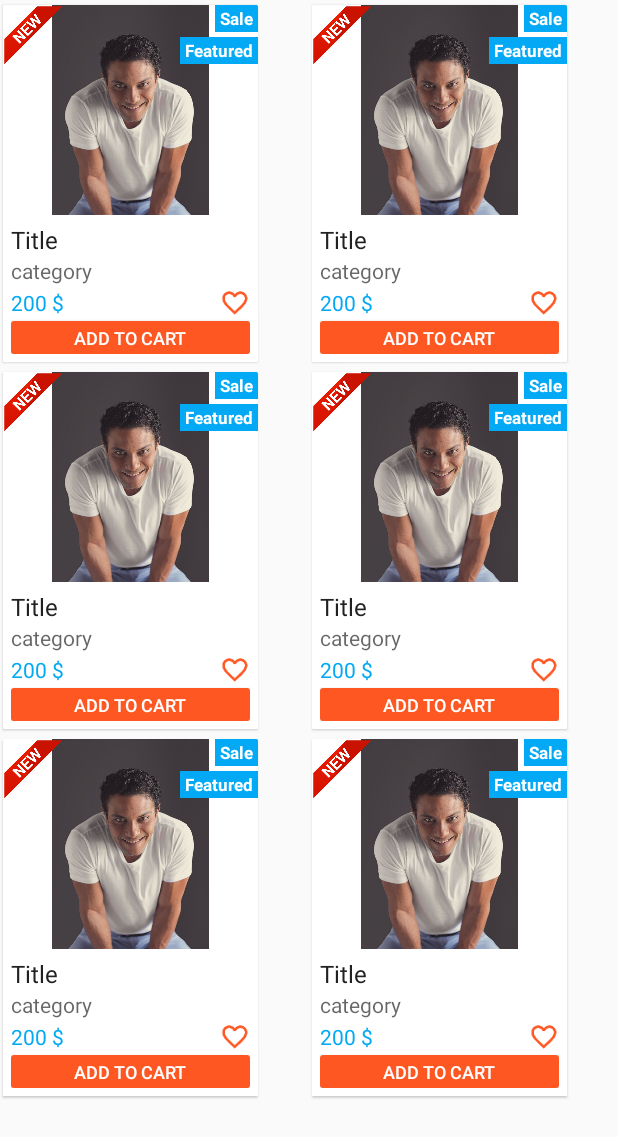
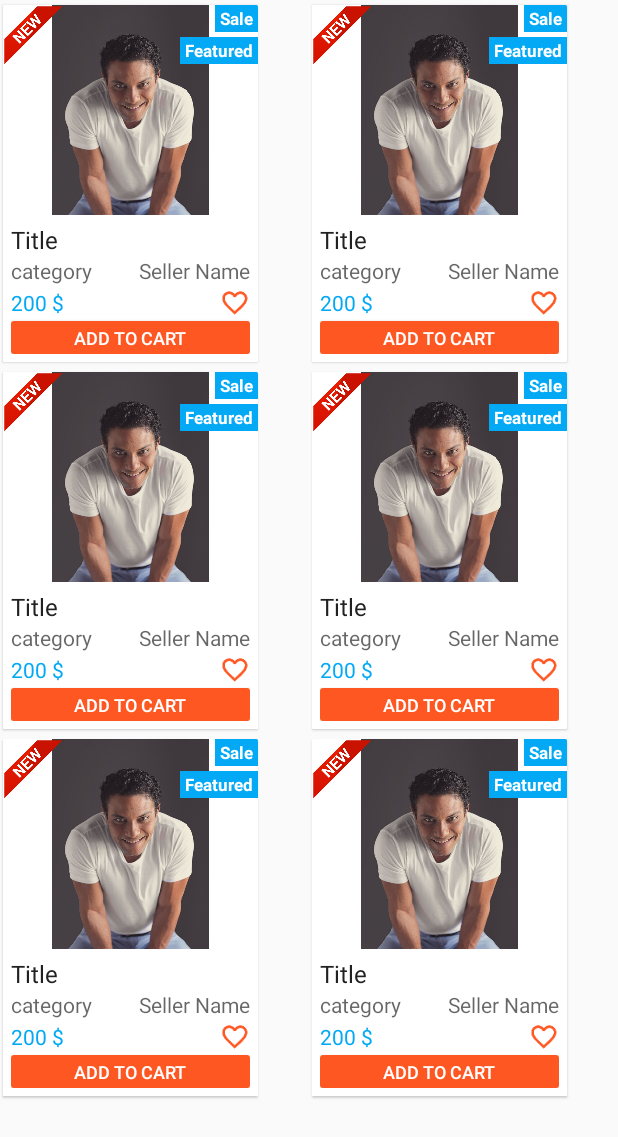
Before and after one commit to IbrahimSayed94/Ensumble, an Android app: the fragment TabHomeFragment shown on its own in the app's theme, on a phone screen of 412 x 824 dp. Shown: the top 1137 px of the screen. Run offline under Robolectric (Android 15) with nearby library versions, the light colour scheme and no system bars; our stand-ins replace ButterKnife; 1 statement that could not run was skipped.

Commit message:
adding some other xml files

```diff
--- a/app/src/main/res/layout/item_category.xml
+++ b/app/src/main/res/layout/item_category.xml
@@ -105,6 +105,9 @@
                     android:textAlignment="viewStart"
                     android:textColor="@color/textColorSecondaryDark" />
 
+                <RelativeLayout
+                    android:layout_width="match_parent"
+                    android:layout_height="wrap_content">
                     <TextView
                         android:id="@+id/item_category"
                         android:layout_width="match_parent"
@@ -113,7 +116,17 @@
                         android:textSize="14sp"
                         android:textAlignment="viewStart"
                         android:maxLines="1"
+                        android:layout_alignParentStart="true"
                         />
+
+                    <TextView
+                        android:layout_width="wrap_content"
+                        android:layout_height="wrap_content"
+                        android:hint="@string/seller_name"
+                        android:layout_alignParentEnd="true"
+                        android:id="@+id/seller_name_category"/>
+                </RelativeLayout>
+
 
                 <RelativeLayout
                     android:layout_width="match_parent"
```
Lines whose indentation alone changed are shown as unchanged.
